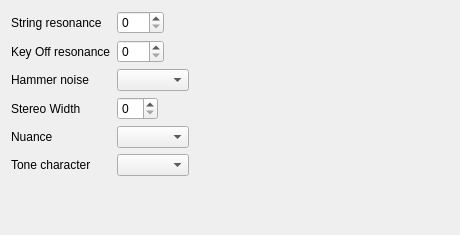
Old version of the form src/acpianoeditor.ui in the repository mj15003/integra7frontend.
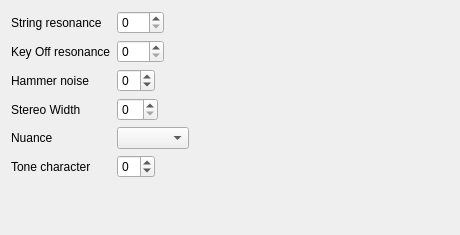
New version of the form.

```diff
--- a/src/acpianoeditor.ui
+++ b/src/acpianoeditor.ui
@@ -72,9 +72,6 @@
      </property>
     </widget>
    </item>
-   <item row="2" column="1">
-    <widget class="QComboBox" name="HammerNoiseBox"/>
-   </item>
    <item row="3" column="1">
     <widget class="QSpinBox" name="StereoWidthBox">
      <property name="keyboardTracking">
@@ -95,8 +92,25 @@
      </property>
     </widget>
    </item>
+   <item row="2" column="1">
+    <widget class="QSpinBox" name="HammerNoiseBox">
+     <property name="minimum">
+      <number>-2</number>
+     </property>
+     <property name="maximum">
+      <number>2</number>
+     </property>
+    </widget>
+   </item>
    <item row="5" column="1">
-    <widget class="QComboBox" name="ToneCharacterBox"/>
+    <widget class="QSpinBox" name="ToneCharacterBox">
+     <property name="minimum">
+      <number>-5</number>
+     </property>
+     <property name="maximum">
+      <number>5</number>
+     </property>
+    </widget>
    </item>
   </layout>
  </widget>
```
